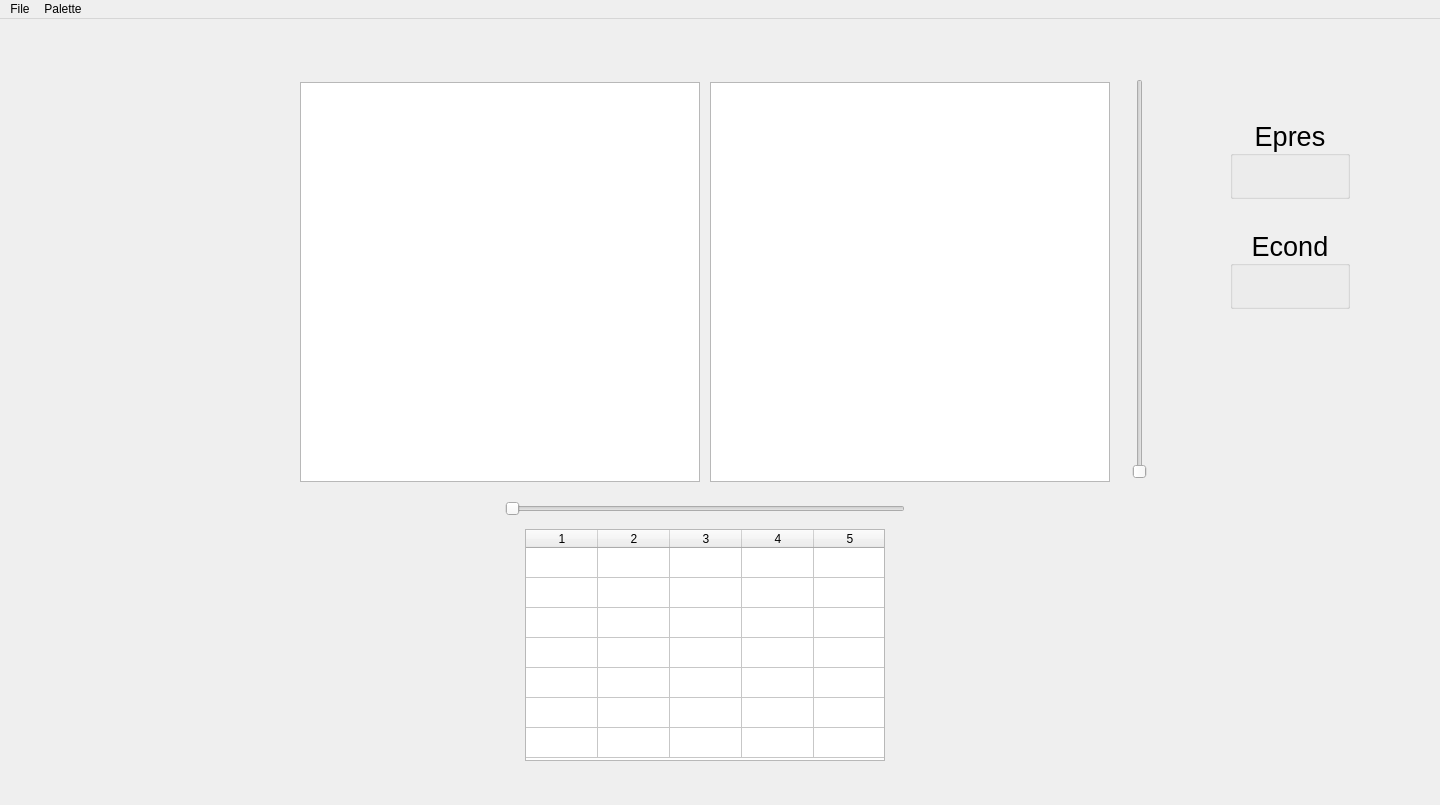
Old version of the form ui/design.ui in the repository asgilliard/oct_viewer.
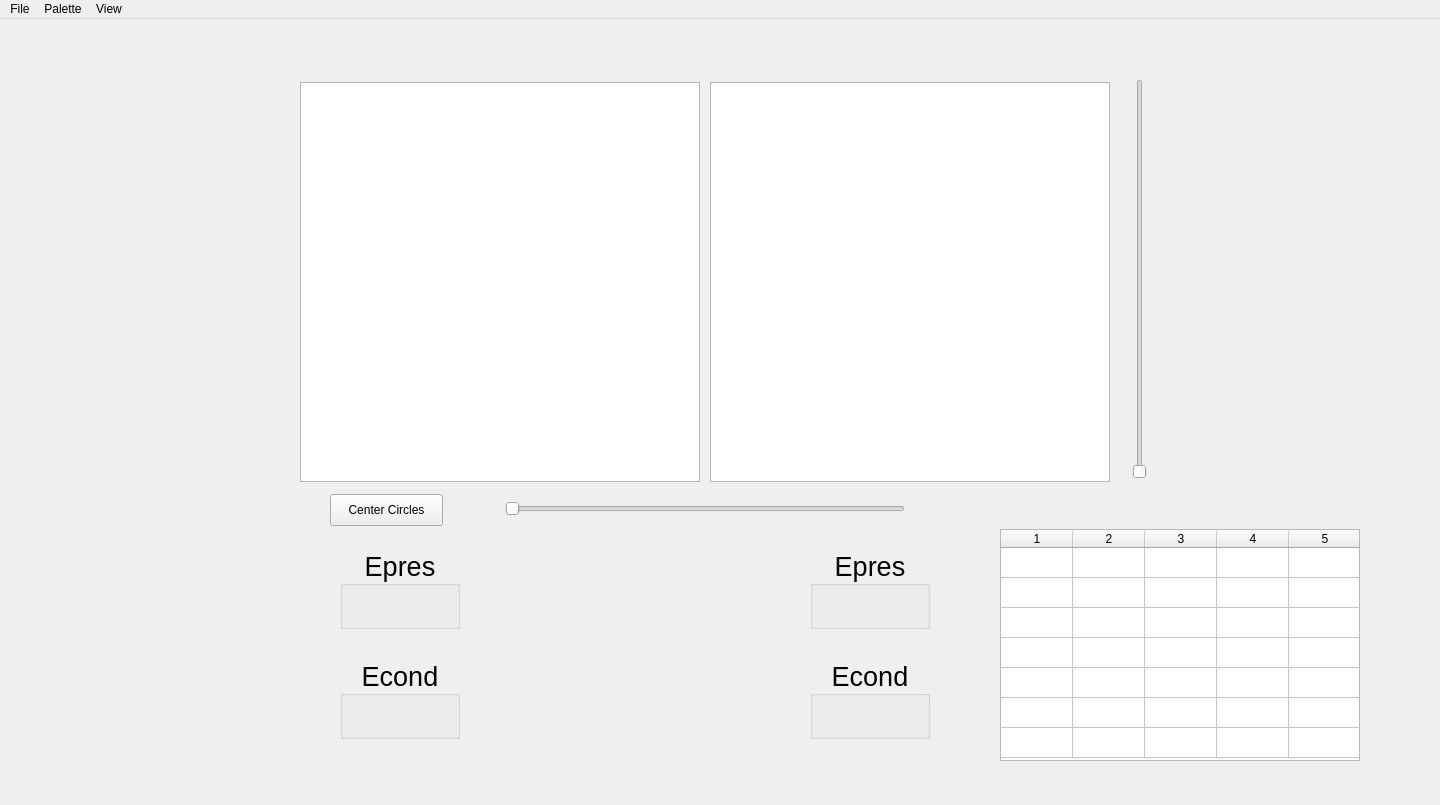
New version of the form. Custom widgets are drawn as their Qt base class.

```diff
--- a/ui/design.ui
+++ b/ui/design.ui
@@ -39,7 +39,7 @@
    <widget class="QTableWidget" name="tableMetrics">
     <property name="geometry">
      <rect>
-      <x>525</x>
+      <x>1000</x>
       <y>510</y>
       <width>360</width>
       <height>232</height>
@@ -206,6 +206,22 @@
       <enum>Qt::PlainText</enum>
      </property>
     </widget>
+    <widget class="QPushButton" name="pushButtonCenterCircles">
+     <property name="geometry">
+      <rect>
+       <x>30</x>
+       <y>5</y>
+       <width>113</width>
+       <height>32</height>
+      </rect>
+     </property>
+     <property name="text">
+      <string>Center Circles</string>
+     </property>
+     <property name="shortcut">
+      <string>C</string>
+     </property>
+    </widget>
    </widget>
    <widget class="QGraphicsView" name="graphicsView">
     <property name="geometry">
@@ -353,8 +369,8 @@
    <widget class="QGroupBox" name="groupBox_Epres">
     <property name="geometry">
      <rect>
-      <x>1230</x>
-      <y>100</y>
+      <x>340</x>
+      <y>530</y>
       <width>120</width>
       <height>80</height>
      </rect>
@@ -370,12 +386,51 @@
     <property name="alignment">
      <set>Qt::AlignCenter</set>
     </property>
+    <widget class="QLabel" name="labelEpresMIP">
+     <property name="geometry">
+      <rect>
+       <x>20</x>
+       <y>30</y>
+       <width>80</width>
+       <height>40</height>
+      </rect>
+     </property>
+     <property name="sizePolicy">
+      <sizepolicy hsizetype="Fixed" vsizetype="Fixed">
+       <horstretch>0</horstretch>
+       <verstretch>0</verstretch>
+      </sizepolicy>
+     </property>
+     <property name="minimumSize">
+      <size>
+       <width>80</width>
+       <height>40</height>
+      </size>
+     </property>
+     <property name="maximumSize">
+      <size>
+       <width>80</width>
+       <height>40</height>
+      </size>
+     </property>
+     <property name="font">
+      <font>
+       <pointsize>18</pointsize>
+      </font>
+     </property>
+     <property name="text">
+      <string/>
+     </property>
+     <property name="alignment">
+      <set>Qt::AlignCenter</set>
+     </property>
+    </widget>
    </widget>
    <widget class="QGroupBox" name="groupBox_Econd">
     <property name="geometry">
      <rect>
-      <x>1230</x>
-      <y>210</y>
+      <x>340</x>
+      <y>640</y>
       <width>120</width>
       <height>80</height>
      </rect>
@@ -391,6 +446,193 @@
     <property name="alignment">
      <set>Qt::AlignCenter</set>
     </property>
+    <widget class="QLabel" name="labelEcondMIP">
+     <property name="geometry">
+      <rect>
+       <x>20</x>
+       <y>30</y>
+       <width>80</width>
+       <height>40</height>
+      </rect>
+     </property>
+     <property name="sizePolicy">
+      <sizepolicy hsizetype="Fixed" vsizetype="Fixed">
+       <horstretch>0</horstretch>
+       <verstretch>0</verstretch>
+      </sizepolicy>
+     </property>
+     <property name="minimumSize">
+      <size>
+       <width>80</width>
+       <height>40</height>
+      </size>
+     </property>
+     <property name="maximumSize">
+      <size>
+       <width>80</width>
+       <height>40</height>
+      </size>
+     </property>
+     <property name="font">
+      <font>
+       <pointsize>18</pointsize>
+      </font>
+     </property>
+     <property name="text">
+      <string/>
+     </property>
+     <property name="alignment">
+      <set>Qt::AlignCenter</set>
+     </property>
+    </widget>
+   </widget>
+   <widget class="QWidget" name="histogramWidget_Volume" native="true">
+    <property name="geometry">
+     <rect>
+      <x>500</x>
+      <y>509</y>
+      <width>250</width>
+      <height>250</height>
+     </rect>
+    </property>
+    <property name="sizePolicy">
+     <sizepolicy hsizetype="Fixed" vsizetype="Fixed">
+      <horstretch>0</horstretch>
+      <verstretch>0</verstretch>
+     </sizepolicy>
+    </property>
+    <property name="minimumSize">
+     <size>
+      <width>250</width>
+      <height>250</height>
+     </size>
+    </property>
+    <property name="maximumSize">
+     <size>
+      <width>250</width>
+      <height>250</height>
+     </size>
+    </property>
+   </widget>
+   <widget class="QGroupBox" name="groupBox_Econd_Volume">
+    <property name="geometry">
+     <rect>
+      <x>810</x>
+      <y>640</y>
+      <width>120</width>
+      <height>80</height>
+     </rect>
+    </property>
+    <property name="font">
+     <font>
+      <pointsize>20</pointsize>
+     </font>
+    </property>
+    <property name="title">
+     <string>Econd</string>
+    </property>
+    <property name="alignment">
+     <set>Qt::AlignCenter</set>
+    </property>
+    <widget class="QLabel" name="labelEcondVolume">
+     <property name="geometry">
+      <rect>
+       <x>20</x>
+       <y>30</y>
+       <width>80</width>
+       <height>40</height>
+      </rect>
+     </property>
+     <property name="sizePolicy">
+      <sizepolicy hsizetype="Fixed" vsizetype="Fixed">
+       <horstretch>0</horstretch>
+       <verstretch>0</verstretch>
+      </sizepolicy>
+     </property>
+     <property name="minimumSize">
+      <size>
+       <width>80</width>
+       <height>40</height>
+      </size>
+     </property>
+     <property name="maximumSize">
+      <size>
+       <width>80</width>
+       <height>40</height>
+      </size>
+     </property>
+     <property name="font">
+      <font>
+       <pointsize>18</pointsize>
+      </font>
+     </property>
+     <property name="text">
+      <string/>
+     </property>
+     <property name="alignment">
+      <set>Qt::AlignCenter</set>
+     </property>
+    </widget>
+   </widget>
+   <widget class="QGroupBox" name="groupBox_Epres_Volume">
+    <property name="geometry">
+     <rect>
+      <x>810</x>
+      <y>530</y>
+      <width>120</width>
+      <height>80</height>
+     </rect>
+    </property>
+    <property name="font">
+     <font>
+      <pointsize>20</pointsize>
+     </font>
+    </property>
+    <property name="title">
+     <string>Epres</string>
+    </property>
+    <property name="alignment">
+     <set>Qt::AlignCenter</set>
+    </property>
+    <widget class="QLabel" name="labelEpresVolume">
+     <property name="geometry">
+      <rect>
+       <x>20</x>
+       <y>30</y>
+       <width>80</width>
+       <height>40</height>
+      </rect>
+     </property>
+     <property name="sizePolicy">
+      <sizepolicy hsizetype="Fixed" vsizetype="Fixed">
+       <horstretch>0</horstretch>
+       <verstretch>0</verstretch>
+      </sizepolicy>
+     </property>
+     <property name="minimumSize">
+      <size>
+       <width>80</width>
+       <height>40</height>
+      </size>
+     </property>
+     <property name="maximumSize">
+      <size>
+       <width>80</width>
+       <height>40</height>
+      </size>
+     </property>
+     <property name="font">
+      <font>
+       <pointsize>18</pointsize>
+      </font>
+     </property>
+     <property name="text">
+      <string/>
+     </property>
+     <property name="alignment">
+      <set>Qt::AlignCenter</set>
+     </property>
+    </widget>
    </widget>
   </widget>
   <widget class="QMenuBar" name="menuBar">
@@ -420,8 +662,15 @@
     <addaction name="actionCividis"/>
     <addaction name="actionJet"/>
    </widget>
+   <widget class="QMenu" name="menuView">
+    <property name="title">
+     <string>View</string>
+    </property>
+    <addaction name="actionShow_File_Tree"/>
+   </widget>
    <addaction name="menu"/>
    <addaction name="menuPalette"/>
+   <addaction name="menuView"/>
   </widget>
   <action name="actionOpen">
    <property name="text">
@@ -474,6 +723,13 @@
    </property>
   </action>
  </widget>
+ <customwidgets>
+  <customwidget>
+   <class>SmartGraphicsView</class>
+   <extends>QGraphicsView</extends>
+   <header>smart_graphics</header>
+  </customwidget>
+ </customwidgets>
  <resources/>
  <connections/>
 </ui>
```
Left out of the diff: 52 changed lines with no effect on the pictures.
